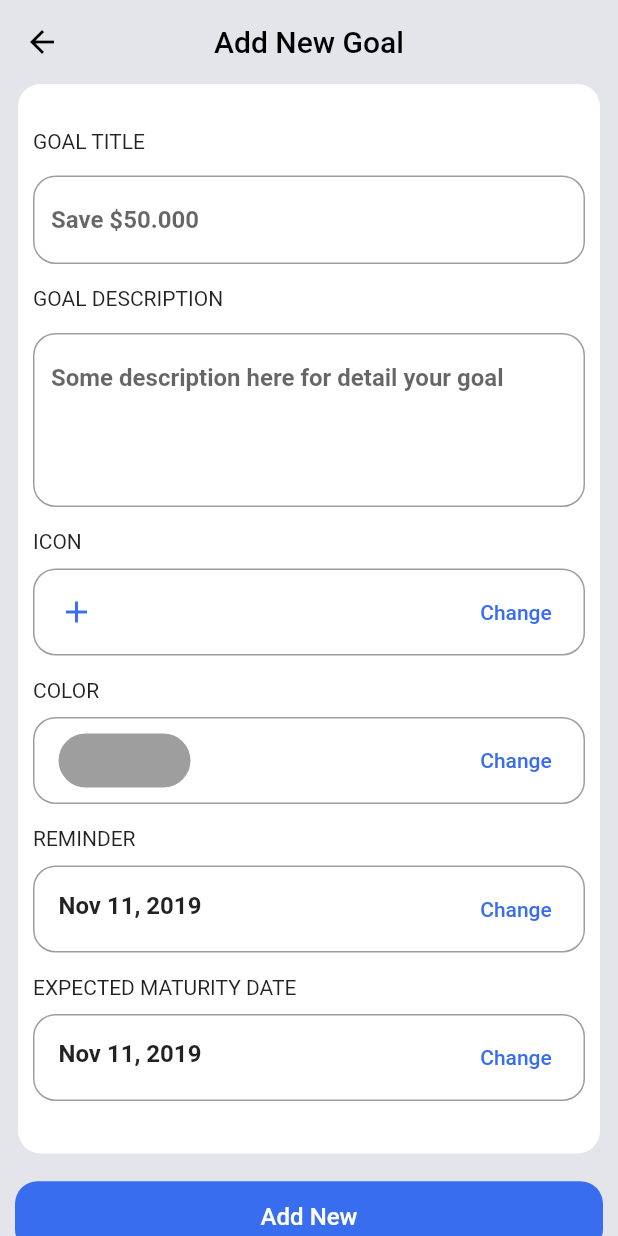
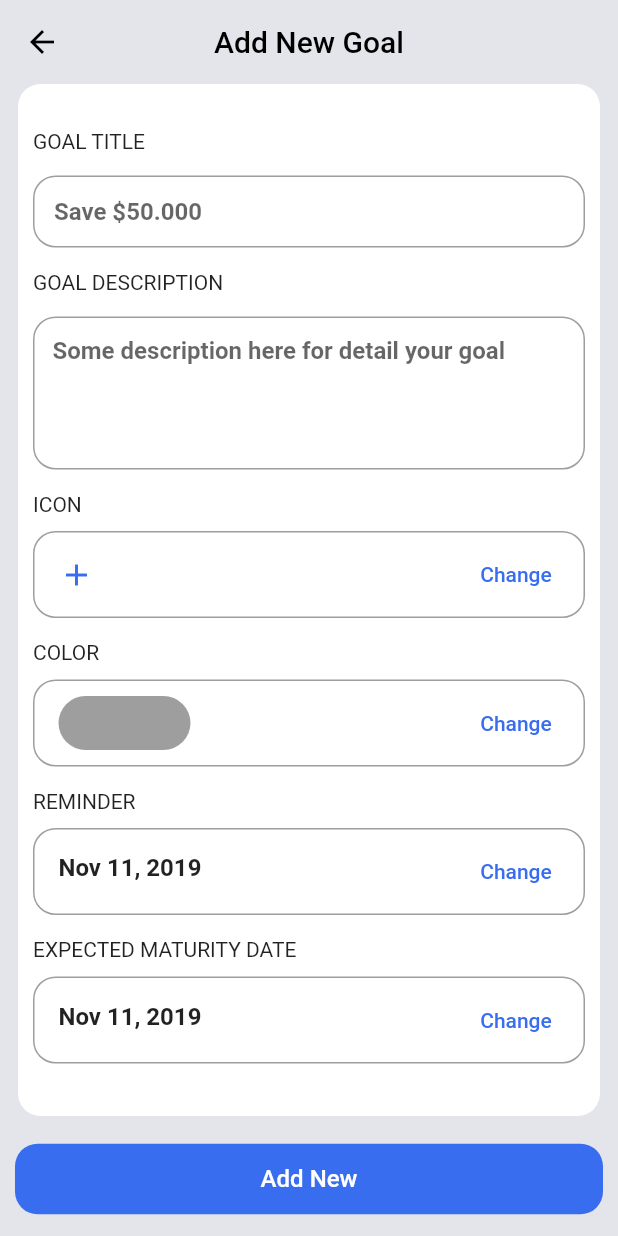
Before and after one commit to tientranzt/the_goal, a Flutter app: the screen it shows after launch, after a tap on the "add" icon, on a phone screen of 412 x 824 dp. Run offline on Flutter 3.47's test engine with Material 2 defaults, Android fonts, the phone set to English and light mode, and no system bars; our stand-ins replace image_picker.

```diff
--- a/lib/models/goal.dart
+++ /dev/null
@@ -1,35 +0,0 @@
-import 'package:flutter/material.dart';
-
-class Goal {
-  final String text;
-  final String decsText;
-  final int icon;
-  final int color;
-  final DateTime reminder;
-  final DateTime dateExpected;
-  final DateTime createDate;
-  int isDone;
-
-  Goal(
-      {this.text,
-      this.decsText,
-      this.icon,
-      this.color,
-      this.reminder,
-      this.dateExpected,
-      this.createDate,
-      this.isDone = 0});
-
-  Map<String, dynamic> toMap() {
-    return {
-      'text': text,
-      'decsText': decsText,
-      'icon': icon,
-      'color': color,
-      'reminder': reminder,
-      'dateExpected': dateExpected,
-      'createDate': createDate,
-      'isDone': isDone
-    };
-  }
-}
--- a/lib/models/goal_list_data.dart
+++ b/lib/models/goal_list_data.dart
@@ -1,5 +1,4 @@
 import 'dart:convert';
-
 import 'package:flutter/material.dart';
 import 'package:path_provider/path_provider.dart';
 import 'dart:io';
@@ -98,7 +97,6 @@ class GoalListData extends ChangeNotifier {
   void addItemToListGoal(goal) {
     _goalList.add(goal);
     writeListGoalToFile(_goalList);
-    notifyListeners();
   }
 
   void removeGoalFromList(int indexGoal) {
--- a/lib/pages/home_page.dart
+++ b/lib/pages/home_page.dart
@@ -10,6 +10,7 @@ class HomePage extends StatelessWidget {
     return Scaffold(
       backgroundColor: Color(0xFFEEF0F2),
       appBar: AppBar(
+        titleSpacing: 0,
         backgroundColor: Color(0xFF396DF0),
         elevation: 0,
         leading: LeadinguttonIcon(),
--- a/lib/widgets/action_icon_button.dart
+++ b/lib/widgets/action_icon_button.dart
@@ -9,13 +9,18 @@ class ActionIconButton extends StatelessWidget {
   @override
   Widget build(BuildContext context) {
     return IconButton(
+      splashColor: Colors.transparent,
+      highlightColor: Colors.transparent,
       padding: EdgeInsets.all(15),
       icon: CircleAvatar(
         backgroundColor: Colors.white,
-        child: Icon(Icons.add),
+        child: Icon(
+          Icons.add,
+          size: 18,
+        ),
       ),
       onPressed: () {
-        Navigator.push(context, MaterialPageRoute(builder: (_){
+        Navigator.push(context, MaterialPageRoute(builder: (context) {
           return AddGoal();
         }));
       },
--- a/lib/widgets/addgoal/add_new_color.dart
+++ b/lib/widgets/addgoal/add_new_color.dart
@@ -5,6 +5,7 @@ import 'package:the_goal/models/goal_list_data.dart';
 class AddNewColor extends StatelessWidget {
   final int pickColor;
   final Function handleColor;
+
   AddNewColor({this.pickColor, this.handleColor});
 
   @override
--- a/lib/widgets/addgoal/add_new_description.dart
+++ b/lib/widgets/addgoal/add_new_description.dart
@@ -2,7 +2,9 @@ import 'package:flutter/material.dart';
 
 class AddNewDescription extends StatelessWidget {
   Function handleDescription;
+
   AddNewDescription({this.handleDescription});
+
   @override
   Widget build(BuildContext context) {
     return Column(
@@ -13,10 +15,12 @@ class AddNewDescription extends StatelessWidget {
           padding: EdgeInsets.only(bottom: 15, top: 15),
           child: Container(
             child: TextField(
+              textCapitalization: TextCapitalization.sentences,
               onChanged: (value) {
                 handleDescription(value);
               },
               decoration: InputDecoration(
+                  contentPadding: EdgeInsets.all(13),
                   hintStyle:
                       TextStyle(fontSize: 16, fontWeight: FontWeight.bold),
                   hintText: 'Some description here for detail your goal',
--- a/lib/widgets/addgoal/add_new_icon.dart
+++ b/lib/widgets/addgoal/add_new_icon.dart
@@ -36,10 +36,8 @@ class AddNewIcon extends StatelessWidget {
                                 gridDelegate:
                                     SliverGridDelegateWithFixedCrossAxisCount(
                                         crossAxisCount: 5),
-
                                 itemBuilder: (context, index) {
                                   return FlatButton(
-
                                       onPressed: () {
                                         handleIcon(index);
                                         Navigator.pop(context);
@@ -48,7 +46,7 @@ class AddNewIcon extends StatelessWidget {
                                         icon: Icon(
                                           Provider.of<GoalListData>(context)
                                               .iconList[index],
-                                          size: 35,
+                                          size: 32,
                                         ),
                                       ));
                                 }),
--- a/lib/widgets/addgoal/add_new_title.dart
+++ b/lib/widgets/addgoal/add_new_title.dart
@@ -13,10 +13,12 @@ class AddNewTitle extends StatelessWidget {
           padding: EdgeInsets.only(bottom: 15, top: 15),
           child: Container(
             child: TextField(
+              textCapitalization: TextCapitalization.sentences,
               onChanged: (value) {
                 handleTitle(value);
               },
               decoration: InputDecoration(
+                  contentPadding: EdgeInsets.all(14),
                   hintStyle:
                       TextStyle(fontSize: 16, fontWeight: FontWeight.bold),
                   hintText: 'Save \$50.000',
--- a/lib/widgets/bottom_home_screen.dart
+++ b/lib/widgets/bottom_home_screen.dart
@@ -6,7 +6,6 @@ import 'package:provider/provider.dart';
 class BottomHomeScreen extends StatelessWidget {
   @override
   Widget build(BuildContext context) {
-    // TODO: implement build
     return FutureBuilder(
       future: Provider.of<GoalListData>(context).readGoalList(),
       builder: (BuildContext context, AsyncSnapshot snapshot) {
@@ -14,7 +13,7 @@ class BottomHomeScreen extends StatelessWidget {
           return Center(
             child: Padding(
               padding: EdgeInsets.all(5),
-              child: Text('Loading data'),
+              child: CircularProgressIndicator(),
             ),
           );
         }
--- a/lib/widgets/leading_icon_button.dart
+++ b/lib/widgets/leading_icon_button.dart
@@ -1,19 +1,89 @@
+import 'dart:io';
 import 'package:flutter/material.dart';
+import 'package:image_picker/image_picker.dart';
+import 'package:path_provider/path_provider.dart';
 
-class LeadinguttonIcon extends StatelessWidget {
-  LeadinguttonIcon({
-    Key key,
-  }) : super(key: key);
+enum ChooseMedia { camera, gallery }
+
+class LeadinguttonIcon extends StatefulWidget {
+  @override
+  _LeadinguttonIconState createState() => _LeadinguttonIconState();
+}
+
+class _LeadinguttonIconState extends State<LeadinguttonIcon> {
+  File _image;
+
+  Future _getSaveImage() async {
+    File imageResult;
+    try {
+      await File('/data/user/0/thegoal.the_goal/app_flutter/profileImage.jpg')
+          .exists()
+          .then((isExists) {
+        if (isExists) {
+          imageResult = File(
+              '/data/user/0/thegoal.the_goal/app_flutter/profileImage.jpg');
+        } else {
+          imageResult = null;
+        }
+      });
+    } on FileSystemException catch (_) {
+      imageResult = null;
+    }
+    _image = imageResult;
+  }
+
+  Future getImage(ChooseMedia media) async {
+    if (media == ChooseMedia.camera) {
+      var image = await ImagePicker.pickImage(source: ImageSource.camera);
+      var pathLocal = await getApplicationDocumentsDirectory();
+      await image.copy('${pathLocal.path}/profileImage.jpg');
+    }
+    if (media == ChooseMedia.gallery) {
+      var image = await ImagePicker.pickImage(source: ImageSource.gallery);
+      var pathLocal = await getApplicationDocumentsDirectory();
+      await image.copy('${pathLocal.path}/profileImage.jpg');
+    }
+  }
 
   @override
   Widget build(BuildContext context) {
-    return IconButton(
-      onPressed: (){},
-      padding: EdgeInsets.only(left: 15),
-      icon: CircleAvatar(
-        backgroundImage: AssetImage('assets/images/profile.png')
-//        child: Icon(Icons.account_circle),
-      ),
+    return FutureBuilder(
+      future: _getSaveImage(),
+      builder: (context, snapshot) {
+        return PopupMenuButton(
+          elevation: 5,
+          shape: RoundedRectangleBorder(
+              borderRadius: BorderRadius.all(Radius.circular(15))),
+          onSelected: (ChooseMedia media) {
+            getImage(media);
+          },
+          itemBuilder: (BuildContext context) => <PopupMenuEntry<ChooseMedia>>[
+            const PopupMenuItem<ChooseMedia>(
+              value: ChooseMedia.gallery,
+              child: ListTile(
+                leading: Icon(
+                  Icons.picture_in_picture,
+                ),
+                title: Text('From galaxy'),
+              ),
+            ),
+            const PopupMenuItem<ChooseMedia>(
+              value: ChooseMedia.camera,
+              child: ListTile(
+                leading: Icon(Icons.camera),
+                title: Text('Take picture'),
+              ),
+            ),
+          ],
+          child: Container(
+              decoration: BoxDecoration(),
+              padding: EdgeInsets.all(7),
+              child: CircleAvatar(
+                  backgroundImage: _image == null
+                      ? AssetImage('assets/images/profile.jpg')
+                      : FileImage(_image))),
+        );
+      },
     );
   }
 }
--- a/pubspec.yaml
+++ b/pubspec.yaml
@@ -28,6 +28,7 @@ dependencies:
   intl: ^0.15.8
   provider: ^3.1.0+1
   path_provider: ^1.4.0
+  image_picker: ^0.6.1+11
 
 
 
```
Also changed, not shown: lib/widgets/addgoal/add_goal_container.dart (+37 -2 lines), lib/widgets/bottom_goal_title.dart (+6 -10 lines), assets/images/profile.png (deleted), pubspec.lock.
